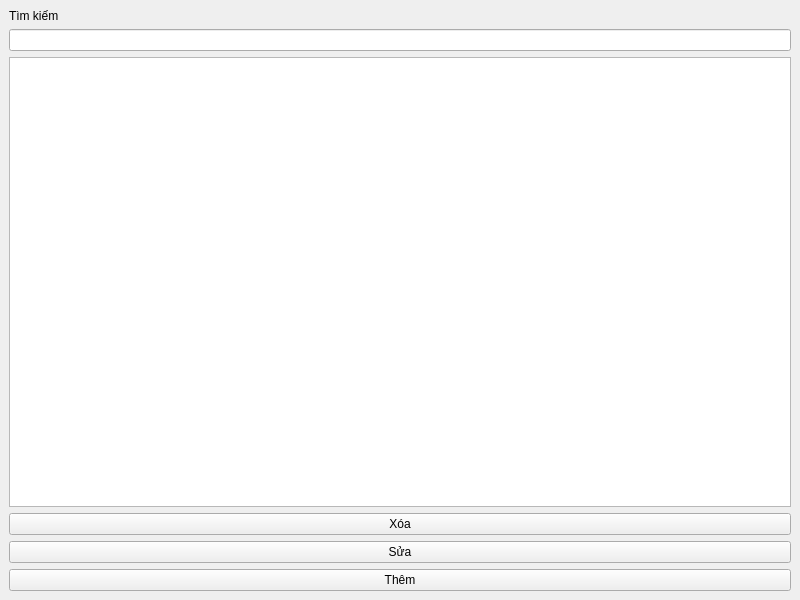
First picture: the form in mainwindow.ui, repository kimminjeong22/LibraryManagement, before the edit.
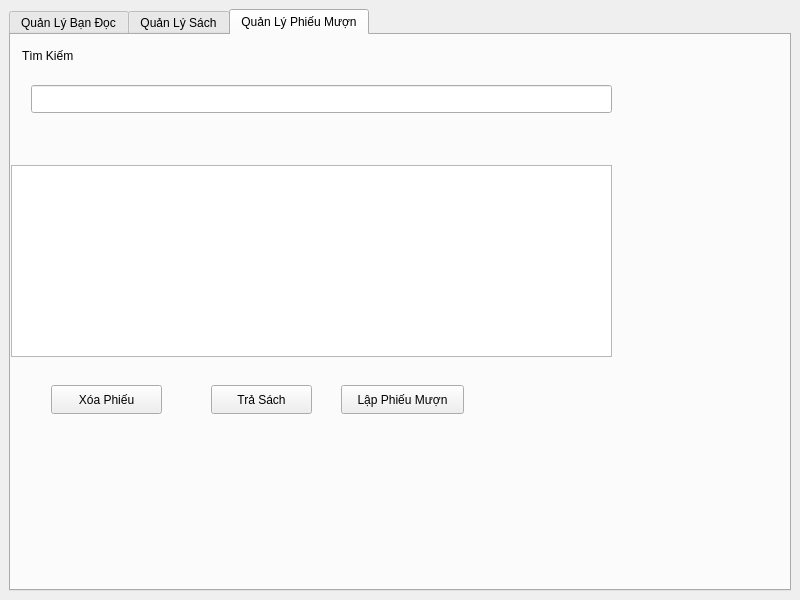
Second picture: the form after the edit.

Diff of the .ui file:
```diff
--- a/mainwindow.ui
+++ b/mainwindow.ui
@@ -14,39 +14,249 @@
    <string>MainWindow</string>
   </property>
   <widget class="QWidget" name="centralwidget">
-   <layout class="QVBoxLayout" name="verticalLayout">
-    <item>
-     <widget class="QLabel" name="label">
-      <property name="text">
-       <string>Tìm kiếm</string>
+   <layout class="QGridLayout" name="gridLayout_2">
+    <item row="0" column="0">
+     <widget class="QTabWidget" name="tabWidget">
+      <property name="minimumSize">
+       <size>
+        <width>778</width>
+        <height>0</height>
+       </size>
       </property>
-     </widget>
-    </item>
-    <item>
-     <widget class="QLineEdit" name="lineEdit_TimKiem"/>
-    </item>
-    <item>
-     <widget class="QTableWidget" name="tableWidget"/>
-    </item>
-    <item>
-     <widget class="QPushButton" name="btnXoa">
-      <property name="text">
-       <string>Xóa</string>
+      <property name="currentIndex">
+       <number>2</number>
       </property>
-     </widget>
-    </item>
-    <item>
-     <widget class="QPushButton" name="btnSua">
-      <property name="text">
-       <string>Sửa</string>
-      </property>
-     </widget>
-    </item>
-    <item>
-     <widget class="QPushButton" name="btnThem">
-      <property name="text">
-       <string>Thêm</string>
-      </property>
+      <widget class="QWidget" name="tab">
+       <attribute name="title">
+        <string>Quản Lý Bạn Đọc</string>
+       </attribute>
+       <widget class="QLabel" name="label">
+        <property name="geometry">
+         <rect>
+          <x>250</x>
+          <y>10</y>
+          <width>63</width>
+          <height>20</height>
+         </rect>
+        </property>
+        <property name="text">
+         <string>Tìm Kiếm</string>
+        </property>
+       </widget>
+       <widget class="QLineEdit" name="lineEdit_TimKiem_BanDoc">
+        <property name="geometry">
+         <rect>
+          <x>60</x>
+          <y>40</y>
+          <width>461</width>
+          <height>28</height>
+         </rect>
+        </property>
+       </widget>
+       <widget class="QTableWidget" name="tableWidget_BanDoc">
+        <property name="geometry">
+         <rect>
+          <x>10</x>
+          <y>140</y>
+          <width>591</width>
+          <height>241</height>
+         </rect>
+        </property>
+       </widget>
+       <widget class="QPushButton" name="btnThem_BanDoc">
+        <property name="geometry">
+         <rect>
+          <x>140</x>
+          <y>400</y>
+          <width>90</width>
+          <height>29</height>
+         </rect>
+        </property>
+        <property name="text">
+         <string>Thêm</string>
+        </property>
+       </widget>
+       <widget class="QPushButton" name="btnSua_BanDoc">
+        <property name="geometry">
+         <rect>
+          <x>250</x>
+          <y>400</y>
+          <width>90</width>
+          <height>29</height>
+         </rect>
+        </property>
+        <property name="text">
+         <string>Sửa</string>
+        </property>
+       </widget>
+       <widget class="QPushButton" name="btnXoa_BanDoc">
+        <property name="geometry">
+         <rect>
+          <x>360</x>
+          <y>400</y>
+          <width>90</width>
+          <height>29</height>
+         </rect>
+        </property>
+        <property name="text">
+         <string>Xóa</string>
+        </property>
+       </widget>
+      </widget>
+      <widget class="QWidget" name="tab_3">
+       <attribute name="title">
+        <string>Quản Lý Sách</string>
+       </attribute>
+       <widget class="QLabel" name="label_2">
+        <property name="geometry">
+         <rect>
+          <x>260</x>
+          <y>20</y>
+          <width>63</width>
+          <height>20</height>
+         </rect>
+        </property>
+        <property name="text">
+         <string>Tìm Kiếm</string>
+        </property>
+       </widget>
+       <widget class="QLineEdit" name="lineEdit_TimKiem_Sach">
+        <property name="geometry">
+         <rect>
+          <x>60</x>
+          <y>40</y>
+          <width>461</width>
+          <height>28</height>
+         </rect>
+        </property>
+       </widget>
+       <widget class="QTableWidget" name="tableWidget_Sach">
+        <property name="geometry">
+         <rect>
+          <x>30</x>
+          <y>100</y>
+          <width>591</width>
+          <height>241</height>
+         </rect>
+        </property>
+       </widget>
+       <widget class="QPushButton" name="btnThem_Sach">
+        <property name="geometry">
+         <rect>
+          <x>130</x>
+          <y>420</y>
+          <width>90</width>
+          <height>29</height>
+         </rect>
+        </property>
+        <property name="text">
+         <string>Thêm</string>
+        </property>
+       </widget>
+       <widget class="QPushButton" name="btnSua_Sach">
+        <property name="geometry">
+         <rect>
+          <x>270</x>
+          <y>420</y>
+          <width>90</width>
+          <height>29</height>
+         </rect>
+        </property>
+        <property name="text">
+         <string>Sửa</string>
+        </property>
+       </widget>
+       <widget class="QPushButton" name="btnXoa_Sach">
+        <property name="geometry">
+         <rect>
+          <x>420</x>
+          <y>420</y>
+          <width>90</width>
+          <height>29</height>
+         </rect>
+        </property>
+        <property name="text">
+         <string>Xóa</string>
+        </property>
+       </widget>
+      </widget>
+      <widget class="QWidget" name="tab_2">
+       <attribute name="title">
+        <string>Quản Lý Phiếu Mượn</string>
+       </attribute>
+       <widget class="QLabel" name="label_3">
+        <property name="geometry">
+         <rect>
+          <x>11</x>
+          <y>11</y>
+          <width>63</width>
+          <height>20</height>
+         </rect>
+        </property>
+        <property name="text">
+         <string>Tìm Kiếm</string>
+        </property>
+       </widget>
+       <widget class="QPushButton" name="btnLapPhieu">
+        <property name="geometry">
+         <rect>
+          <x>330</x>
+          <y>350</y>
+          <width>123</width>
+          <height>29</height>
+         </rect>
+        </property>
+        <property name="text">
+         <string>Lập Phiếu Mượn</string>
+        </property>
+       </widget>
+       <widget class="QPushButton" name="btnTraSach">
+        <property name="geometry">
+         <rect>
+          <x>200</x>
+          <y>350</y>
+          <width>101</width>
+          <height>29</height>
+         </rect>
+        </property>
+        <property name="text">
+         <string>Trả Sách</string>
+        </property>
+       </widget>
+       <widget class="QPushButton" name="btnXoaPhieu">
+        <property name="geometry">
+         <rect>
+          <x>40</x>
+          <y>350</y>
+          <width>111</width>
+          <height>29</height>
+         </rect>
+        </property>
+        <property name="text">
+         <string>Xóa Phiếu</string>
+        </property>
+       </widget>
+       <widget class="QTableWidget" name="tableWidget_PhieuMuon">
+        <property name="geometry">
+         <rect>
+          <x>0</x>
+          <y>130</y>
+          <width>601</width>
+          <height>192</height>
+         </rect>
+        </property>
+       </widget>
+       <widget class="QLineEdit" name="lineEdit_TimKiem_PhieuMuon">
+        <property name="geometry">
+         <rect>
+          <x>20</x>
+          <y>50</y>
+          <width>581</width>
+          <height>28</height>
+         </rect>
+        </property>
+       </widget>
+      </widget>
      </widget>
     </item>
    </layout>
```
